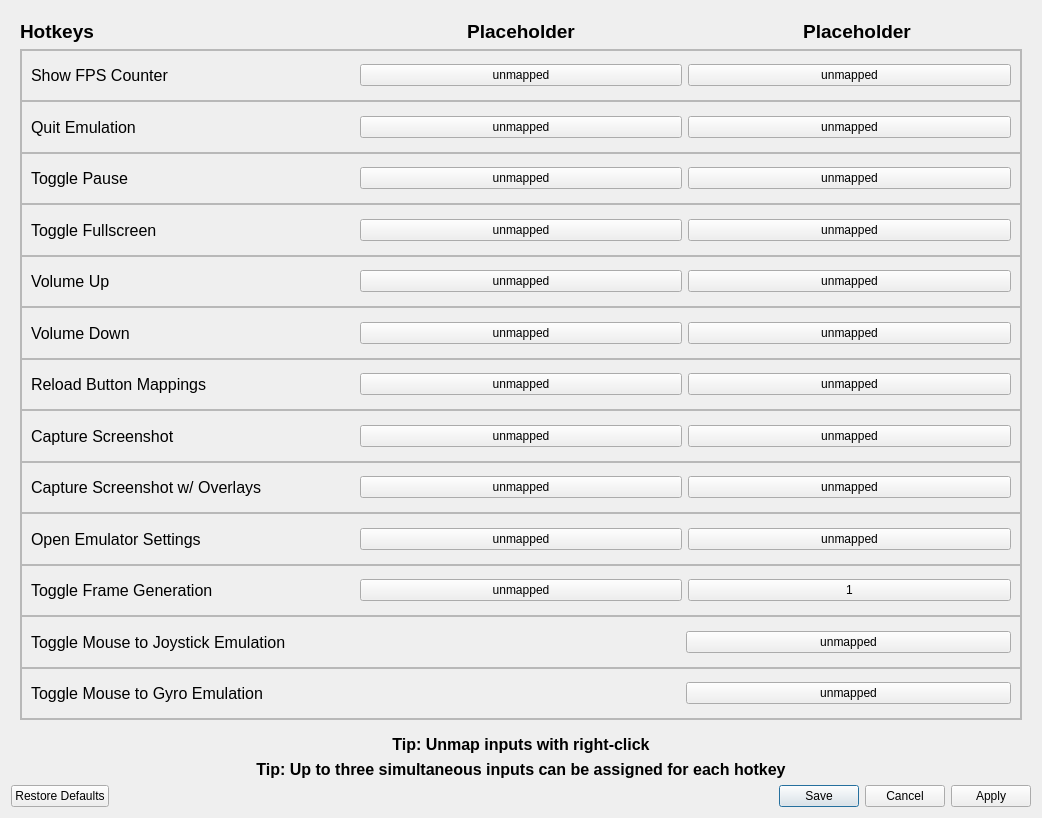
Old version of the form src/qt_gui/hotkeys.ui in the repository vsajjadx/shadps4-qtlauncher.
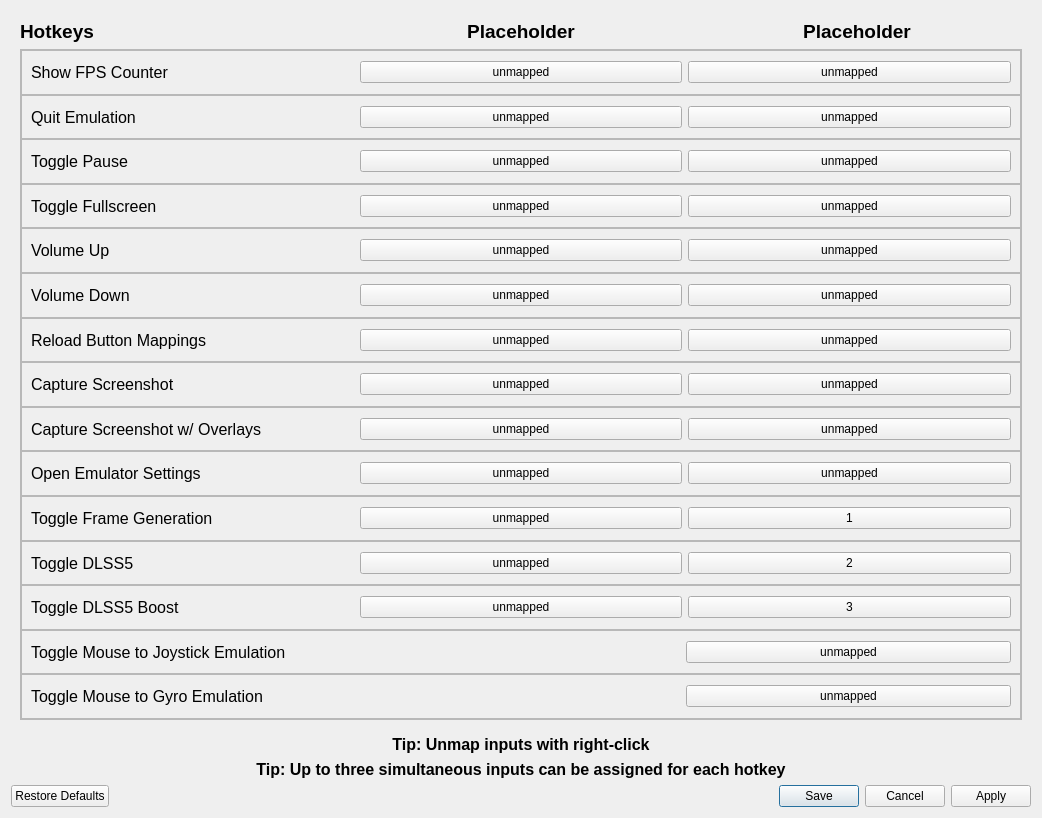
New version of the form. Custom widgets are drawn as their Qt base class.

Commit message:
Add DLSS5 and DLSS5 Boost toggles to the Hotkeys dialog
Both ship as single-key defaults, 2 and 3, next to the frame generation
toggle on 1. As with the other rows a key combination or a controller
button can be recorded instead.

```diff
--- a/src/qt_gui/hotkeys.ui
+++ b/src/qt_gui/hotkeys.ui
@@ -724,6 +724,132 @@
               </layout>
              </widget>
             </item>
+            <item>
+             <widget class="QFrame" name="dlss5Frame">
+              <property name="frameShape">
+               <enum>QFrame::Shape::StyledPanel</enum>
+              </property>
+              <property name="frameShadow">
+               <enum>QFrame::Shadow::Raised</enum>
+              </property>
+              <layout class="QHBoxLayout" name="horizontalLayout_dlss5">
+               <item>
+                <widget class="QLabel" name="dlss5Label">
+                 <property name="sizePolicy">
+                  <sizepolicy hsizetype="Expanding" vsizetype="Preferred">
+                   <horstretch>0</horstretch>
+                   <verstretch>0</verstretch>
+                  </sizepolicy>
+                 </property>
+                 <property name="font">
+                  <font>
+                   <pointsize>12</pointsize>
+                   <bold>false</bold>
+                  </font>
+                 </property>
+                 <property name="text">
+                  <string>Toggle DLSS5</string>
+                 </property>
+                 <property name="wordWrap">
+                  <bool>true</bool>
+                 </property>
+                </widget>
+               </item>
+               <item>
+                <widget class="QRightClickButton" name="dlss5ButtonPad">
+                 <property name="sizePolicy">
+                  <sizepolicy hsizetype="Expanding" vsizetype="Fixed">
+                   <horstretch>0</horstretch>
+                   <verstretch>0</verstretch>
+                  </sizepolicy>
+                 </property>
+                 <property name="text">
+                  <string>unmapped</string>
+                 </property>
+                </widget>
+               </item>
+               <item>
+                <widget class="QRightClickButton" name="dlss5ButtonKB">
+                 <property name="sizePolicy">
+                  <sizepolicy hsizetype="Expanding" vsizetype="Fixed">
+                   <horstretch>0</horstretch>
+                   <verstretch>0</verstretch>
+                  </sizepolicy>
+                 </property>
+                 <property name="focusPolicy">
+                  <enum>Qt::FocusPolicy::NoFocus</enum>
+                 </property>
+                 <property name="text">
+                  <string>2</string>
+                 </property>
+                </widget>
+               </item>
+              </layout>
+             </widget>
+            </item>
+            <item>
+             <widget class="QFrame" name="dlss5BoostFrame">
+              <property name="frameShape">
+               <enum>QFrame::Shape::StyledPanel</enum>
+              </property>
+              <property name="frameShadow">
+               <enum>QFrame::Shadow::Raised</enum>
+              </property>
+              <layout class="QHBoxLayout" name="horizontalLayout_dlss5Boost">
+               <item>
+                <widget class="QLabel" name="dlss5BoostLabel">
+                 <property name="sizePolicy">
+                  <sizepolicy hsizetype="Expanding" vsizetype="Preferred">
+                   <horstretch>0</horstretch>
+                   <verstretch>0</verstretch>
+                  </sizepolicy>
+                 </property>
+                 <property name="font">
+                  <font>
+                   <pointsize>12</pointsize>
+                   <bold>false</bold>
+                  </font>
+                 </property>
+                 <property name="text">
+                  <string>Toggle DLSS5 Boost</string>
+                 </property>
+                 <property name="wordWrap">
+                  <bool>true</bool>
+                 </property>
+                </widget>
+               </item>
+               <item>
+                <widget class="QRightClickButton" name="dlss5BoostButtonPad">
+                 <property name="sizePolicy">
+                  <sizepolicy hsizetype="Expanding" vsizetype="Fixed">
+                   <horstretch>0</horstretch>
+                   <verstretch>0</verstretch>
+                  </sizepolicy>
+                 </property>
+                 <property name="text">
+                  <string>unmapped</string>
+                 </property>
+                </widget>
+               </item>
+               <item>
+                <widget class="QRightClickButton" name="dlss5BoostButtonKB">
+                 <property name="sizePolicy">
+                  <sizepolicy hsizetype="Expanding" vsizetype="Fixed">
+                   <horstretch>0</horstretch>
+                   <verstretch>0</verstretch>
+                  </sizepolicy>
+                 </property>
+                 <property name="focusPolicy">
+                  <enum>Qt::FocusPolicy::NoFocus</enum>
+                 </property>
+                 <property name="text">
+                  <string>3</string>
+                 </property>
+                </widget>
+               </item>
+              </layout>
+             </widget>
+            </item>
             <item>
              <widget class="QFrame" name="mouseJoystickFrame">
               <property name="frameShape">
```
The commit also changes 1 other file.
